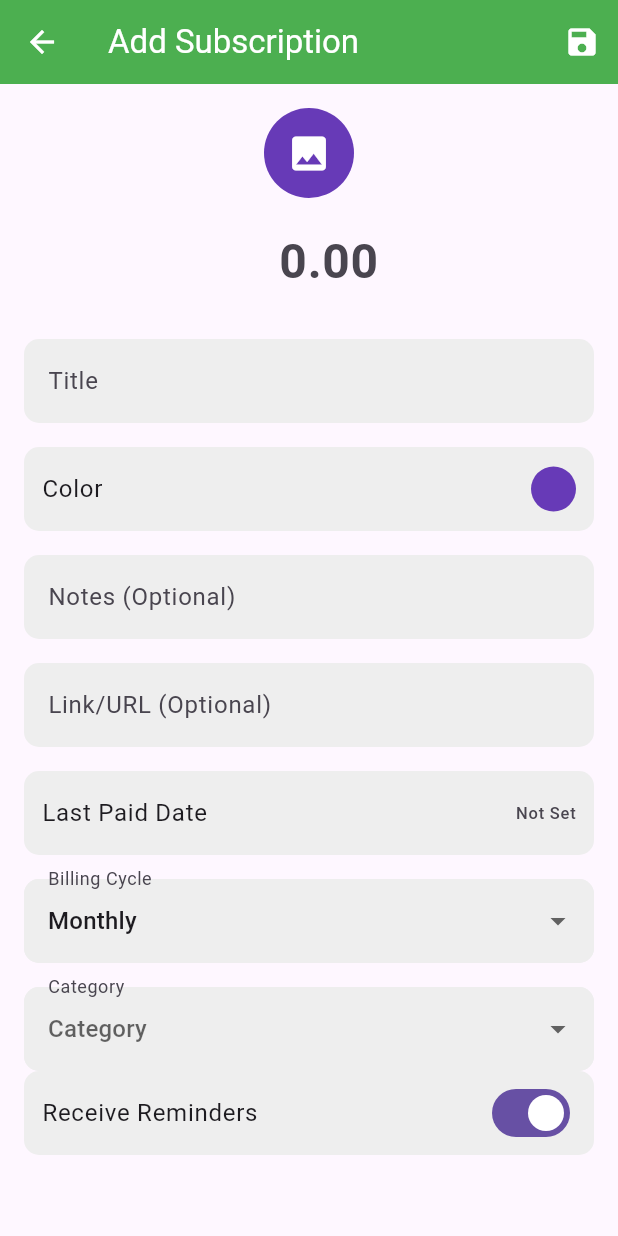
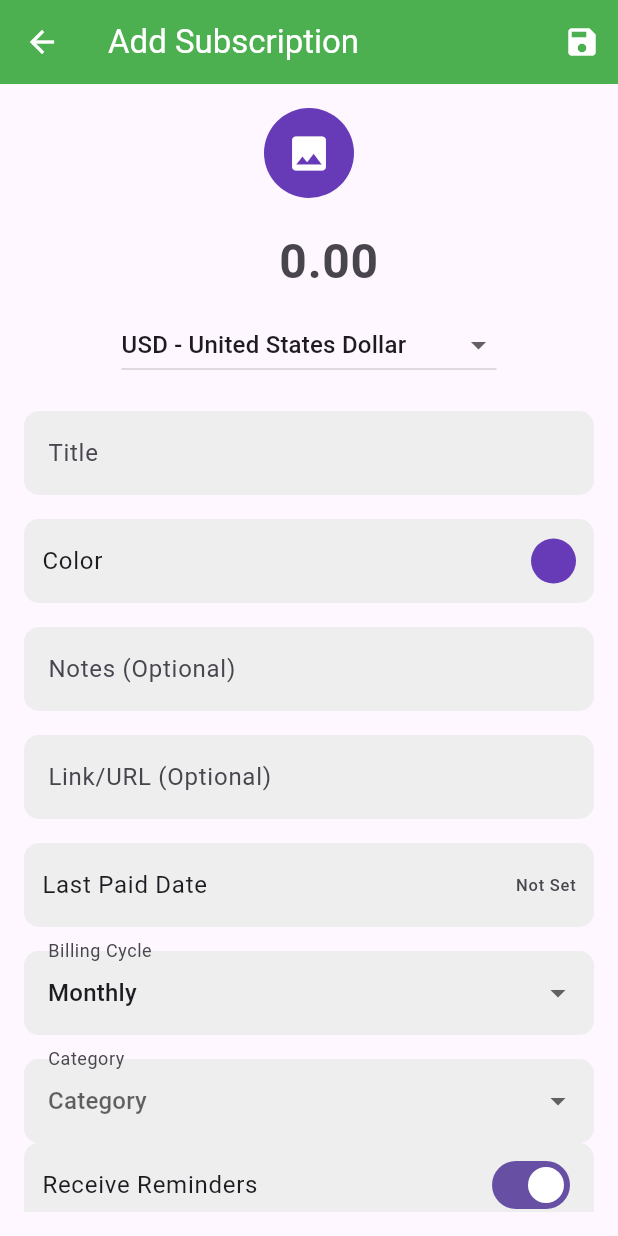
Before and after one commit to therokibul/subtracker, a Flutter app: the screen it shows after launch, after a tap on the "add" icon, on a phone screen of 412 x 824 dp. Run offline on Flutter 3.47's test engine with Material 3 defaults, Android fonts, the phone set to English and light mode, and no system bars; our stand-ins replace flutter_colorpicker, flutter_local_notifications, permission_handler, shared_preferences, timezone.

Commit message:
update currency helper, and enhance HomeScreen with currency symbol integration

```diff
--- a/lib/screens/add_subscribtion_screen.dart
+++ b/lib/screens/add_subscription_screen.dart
@@ -1,3 +1,4 @@
+
 import 'package:flutter/material.dart';
 import 'package:flutter_colorpicker/flutter_colorpicker.dart';
 import 'package:intl/intl.dart';
@@ -5,6 +6,7 @@ import 'package:provider/provider.dart';
 import '../models/subscription.dart';
 import '../providers/subscription_provider.dart';
 import '../services/notification_service.dart';
+import '../utils/currency_helper.dart';
 
 class AddSubscriptionScreen extends StatefulWidget {
   final Subscription? subscription;
@@ -29,7 +31,6 @@ class _AddSubscriptionScreenState extends State<AddSubscriptionScreen> {
   Color _selectedColor = Colors.deepPurple;
   bool _receiveReminders = true;
 
-  final List<String> _currencies = ['USD', 'EUR', 'GBP', 'JPY', 'CAD', 'AUD'];
   final List<String> _categories = [
     'Streaming',
     'Gaming',
@@ -153,7 +154,7 @@ class _AddSubscriptionScreenState extends State<AddSubscriptionScreen> {
         id: notificationId,
         title: 'Upcoming Payment: ${newSubscription.name}',
         body:
-            'Your payment of ${newSubscription.currency} ${newSubscription.amount.toStringAsFixed(2)} is due in 3 days.',
+            'Your payment of ${getCurrencySymbol(newSubscription.currency)} ${newSubscription.amount.toStringAsFixed(2)} is due in 3 days.',
         scheduledDate: nextPaymentDate.subtract(const Duration(days: 3)),
       );
     }
@@ -226,11 +227,31 @@ class _AddSubscriptionScreenState extends State<AddSubscriptionScreen> {
                       decoration: InputDecoration(
                         hintText: '0.00',
                         border: InputBorder.none,
-                        prefixText: '${_getCurrencySymbol(_selectedCurrency)} ',
+                        prefixText: '${getCurrencySymbol(_selectedCurrency)} ',
                         prefixStyle: const TextStyle(fontSize: 32, fontWeight: FontWeight.bold),
                       ),
                       keyboardType: const TextInputType.numberWithOptions(decimal: true),
                       validator: (value) => (value == null || double.tryParse(value) == null) ? 'Enter a valid amount' : null,
+                    ),
+                     SizedBox(
+                      width: 250, // Constrain the width of the dropdown
+                      child: DropdownButton<String>(
+                        isExpanded: true,
+                        value: _selectedCurrency,
+                        items: currencyNames.entries.map((entry) {
+                          return DropdownMenuItem<String>(
+                            value: entry.key,
+                            child: Text('${entry.key} - ${entry.value}', overflow: TextOverflow.ellipsis),
+                          );
+                        }).toList(),
+                        onChanged: (value) {
+                          if (value != null) {
+                            setState(() {
+                              _selectedCurrency = value;
+                            });
+                          }
+                        },
+                      ),
                     ),
                   ],
                 ),
@@ -368,14 +389,4 @@ class _AddSubscriptionScreenState extends State<AddSubscriptionScreen> {
       child: child,
     );
   }
-
-  String _getCurrencySymbol(String currencyCode) {
-    switch (currencyCode) {
-      case 'USD': return '\$';
-      case 'EUR': return '€';
-      case 'GBP': return '£';
-      case 'JPY': return '¥';
-      default: return currencyCode;
-    }
-  }
 }
--- a/lib/screens/home_screen.dart
+++ b/lib/screens/home_screen.dart
@@ -1,10 +1,10 @@
 import 'package:flutter/material.dart';
 import 'package:intl/intl.dart';
 import 'package:provider/provider.dart';
-import 'package:subtracker/screens/add_subscribtion_screen.dart';
-
 import '../models/subscription.dart';
 import '../providers/subscription_provider.dart';
+import '../utils/currency_helper.dart';
+import 'add_subscription_screen.dart';
 import 'settings_screen.dart';
 
 class HomeScreen extends StatelessWidget {
@@ -74,7 +74,6 @@ class HomeScreen extends StatelessWidget {
     );
   }
 
-  // Helper function to build the display card for a single subscription.
   Widget _buildSubscriptionCard(BuildContext context, Subscription sub) {
     return Dismissible(
       key: ValueKey(sub.id),
@@ -144,7 +143,7 @@ class HomeScreen extends StatelessWidget {
             crossAxisAlignment: CrossAxisAlignment.end,
             children: [
               Text(
-                '${sub.currency} ${sub.amount.toStringAsFixed(2)}',
+                '${getCurrencySymbol(sub.currency)} ${sub.amount.toStringAsFixed(2)}',
                 style: const TextStyle(
                   fontWeight: FontWeight.bold,
                   fontSize: 15,
@@ -157,7 +156,6 @@ class HomeScreen extends StatelessWidget {
             ],
           ),
           onTap: () {
-            // Navigate to the edit screen
             Navigator.of(context).push(
               MaterialPageRoute(
                 builder: (context) => AddSubscriptionScreen(subscription: sub),
--- /dev/null
+++ b/lib/utils/currency_helper.dart
@@ -0,0 +1,274 @@
+// A map of currency codes to their full names.
+const Map<String, String> currencyNames = {
+  'USD': 'United States Dollar',
+  'EUR': 'Euro',
+  'JPY': 'Japanese Yen',
+  'GBP': 'British Pound Sterling',
+  'AUD': 'Australian Dollar',
+  'CAD': 'Canadian Dollar',
+  'CHF': 'Swiss Franc',
+  'CNY': 'Chinese Yuan',
+  'SEK': 'Swedish Krona',
+  'NZD': 'New Zealand Dollar',
+  'MXN': 'Mexican Peso',
+  'SGD': 'Singapore Dollar',
+  'HKD': 'Hong Kong Dollar',
+  'NOK': 'Norwegian Krone',
+  'KRW': 'South Korean Won',
+  'TRY': 'Turkish Lira',
+  'RUB': 'Russian Ruble',
+  'INR': 'Indian Rupee',
+  'BRL': 'Brazilian Real',
+  'ZAR': 'South African Rand',
+  'AED': 'United Arab Emirates Dirham',
+  'AFN': 'Afghan Afghani',
+  'ALL': 'Albanian Lek',
+  'AMD': 'Armenian Dram',
+  'ANG': 'Netherlands Antillean Guilder',
+  'AOA': 'Angolan Kwanza',
+  'ARS': 'Argentine Peso',
+  'AWG': 'Aruban Florin',
+  'AZN': 'Azerbaijani Manat',
+  'BAM': 'Bosnia-Herzegovina Convertible Mark',
+  'BBD': 'Barbadian Dollar',
+  'BDT': 'Bangladeshi Taka',
+  'BGN': 'Bulgarian Lev',
+  'BHD': 'Bahraini Dinar',
+  'BIF': 'Burundian Franc',
+  'BMD': 'Bermudan Dollar',
+  'BND': 'Brunei Dollar',
+  'BOB': 'Bolivian Boliviano',
+  'BSD': 'Bahamian Dollar',
+  'BTN': 'Bhutanese Ngultrum',
+  'BWP': 'Botswanan Pula',
+  'BYN': 'Belarusian Ruble',
+  'BZD': 'Belize Dollar',
+  'CDF': 'Congolese Franc',
+  'CLP': 'Chilean Peso',
+  'COP': 'Colombian Peso',
+  'CRC': 'Costa Rican Colón',
+  'CUP': 'Cuban Peso',
+  'CVE': 'Cape Verdean Escudo',
+  'CZK': 'Czech Koruna',
+  'DJF': 'Djiboutian Franc',
+  'DKK': 'Danish Krone',
+  'DOP': 'Dominican Peso',
+  'DZD': 'Algerian Dinar',
+  'EGP': 'Egyptian Pound',
+  'ERN': 'Eritrean Nakfa',
+  'ETB': 'Ethiopian Birr',
+  'FJD': 'Fijian Dollar',
+  'FKP': 'Falkland Islands Pound',
+  'GEL': 'Georgian Lari',
+  'GGP': 'Guernsey Pound',
+  'GHS': 'Ghanaian Cedi',
+  'GIP': 'Gibraltar Pound',
+  'GMD': 'Gambian Dalasi',
+  'GNF': 'Guinean Franc',
+  'GTQ': 'Guatemalan Quetzal',
+  'GYD': 'Guyanaese Dollar',
+  'HNL': 'Honduran Lempira',
+  'HRK': 'Croatian Kuna',
+  'HTG': 'Haitian Gourde',
+  'HUF': 'Hungarian Forint',
+  'IDR': 'Indonesian Rupiah',
+  'ILS': 'Israeli New Shekel',
+  'IMP': 'Manx pound',
+  'IQD': 'Iraqi Dinar',
+  'IRR': 'Iranian Rial',
+  'ISK': 'Icelandic Króna',
+  'JEP': 'Jersey Pound',
+  'JMD': 'Jamaican Dollar',
+  'JOD': 'Jordanian Dinar',
+  'KES': 'Kenyan Shilling',
+  'KGS': 'Kyrgystani Som',
+  'KHR': 'Cambodian Riel',
+  'KMF': 'Comorian Franc',
+  'KPW': 'North Korean Won',
+  'KWD': 'Kuwaiti Dinar',
+  'KYD': 'Cayman Islands Dollar',
+  'KZT': 'Kazakhstani Tenge',
+  'LAK': 'Laotian Kip',
+  'LBP': 'Lebanese Pound',
+  'LKR': 'Sri Lankan Rupee',
+  'LRD': 'Liberian Dollar',
+  'LSL': 'Lesotho Loti',
+  'LYD': 'Libyan Dinar',
+  'MAD': 'Moroccan Dirham',
+  'MDL': 'Moldovan Leu',
+  'MGA': 'Malagasy Ariary',
+  'MKD': 'Macedonian Denar',
+  'MMK': 'Myanma Kyat',
+  'MNT': 'Mongolian Tugrik',
+  'MOP': 'Macanese Pataca',
+  'MRU': 'Mauritanian Ouguiya',
+  'MUR': 'Mauritian Rupee',
+  'MVR': 'Maldivian Rufiyaa',
+  'MWK': 'Malawian Kwacha',
+  'MYR': 'Malaysian Ringgit',
+  'MZN': 'Mozambican Metical',
+  'NAD': 'Namibian Dollar',
+  'NGN': 'Nigerian Naira',
+  'NIO': 'Nicaraguan Córdoba',
+  'NPR': 'Nepalese Rupee',
+  'OMR': 'Omani Rial',
+  'PAB': 'Panamanian Balboa',
+  'PEN': 'Peruvian Nuevo Sol',
+  'PGK': 'Papua New Guinean Kina',
+  'PHP': 'Philippine Peso',
+  'PKR': 'Pakistani Rupee',
+  'PLN': 'Polish Zloty',
+  'PYG': 'Paraguayan Guarani',
+  'QAR': 'Qatari Rial',
+  'RON': 'Romanian Leu',
+  'RSD': 'Serbian Dinar',
+  'RWF': 'Rwandan Franc',
+  'SAR': 'Saudi Riyal',
+  'SBD': 'Solomon Islands Dollar',
+  'SCR': 'Seychellois Rupee',
+  'SDG': 'Sudanese Pound',
+  'SHP': 'Saint Helena Pound',
+  'SLL': 'Sierra Leonean Leone',
+  'SOS': 'Somali Shilling',
+  'SRD': 'Surinamese Dollar',
+  'SSP': 'South Sudanese Pound',
+  'STD': 'São Tomé and Príncipe Dobra',
+  'SYP': 'Syrian Pound',
+  'SZL': 'Swazi Lilangeni',
+  'THB': 'Thai Baht',
+  'TJS': 'Tajikistani Somoni',
+  'TMT': 'Turkmenistani Manat',
+  'TND': 'Tunisian Dinar',
+  'TOP': 'Tongan Paʻanga',
+  'TTD': 'Trinidad and Tobago Dollar',
+  'TWD': 'New Taiwan Dollar',
+  'TZS': 'Tanzanian Shilling',
+  'UAH': 'Ukrainian Hryvnia',
+  'UGX': 'Ugandan Shilling',
+  'UYU': 'Uruguayan Peso',
+  'UZS': 'Uzbekistan Som',
+  'VES': 'Venezuelan Bolívar',
+  'VND': 'Vietnamese Dong',
+  'VUV': 'Vanuatu Vatu',
+  'WST': 'Samoan Tala',
+  'XAF': 'CFA Franc BEAC',
+  'XCD': 'East Caribbean Dollar',
+  'XDR': 'Special Drawing Rights',
+  'XOF': 'CFA Franc BCEAO',
+  'XPF': 'CFP Franc',
+  'YER': 'Yemeni Rial',
+  'ZMW': 'Zambian Kwacha',
+  'ZWL': 'Zimbabwean Dollar',
+  'BTC': 'Bitcoin',
+  'ETH': 'Ethereum',
+  'LTC': 'Litecoin',
+  'XRP': 'Ripple',
+  'BCH': 'Bitcoin Cash',
+  'USDT': 'Tether',
+  'USDC': 'USD Coin',
+  'DAI': 'Dai',
+  'BNB': 'Binance Coin',
+  'SOL': 'Solana',
+  'ADA': 'Cardano',
+  'DOT': 'Polkadot',
+  'AVAX': 'Avalanche',
+  'SHIB': 'Shiba Inu',
+  'MATIC': 'Polygon',
+  'TRX': 'Tron',
+  'ETC': 'Ethereum Classic',
+
+};
+
+// Returns the currency symbol for a given currency code.
+String getCurrencySymbol(String currencyCode) {
+  switch (currencyCode) {
+    case 'USD': return '\$';
+    case 'EUR': return '€';
+    case 'JPY': return '¥';
+    case 'GBP': return '£';
+    case 'AUD': return '\$';
+    case 'CAD': return '\$';
+    case 'CHF': return 'CHF';
+    case 'CNY': return '¥';
+    case 'SEK': return 'kr';
+    case 'NZD': return '\$';
+    case 'INR': return '₹';
+    case 'BRL': return 'R\$';
+    case 'RUB': return '₽';
+    case 'ZAR': return 'R';
+    case 'KRW': return '₩';
+    case 'TRY': return '₺';
+    case 'NGN': return '₦';
+    case 'PHP': return '₱';
+    case 'THB': return '฿';
+    case 'VND': return '₫';
+    case 'ILS': return '₪';
+    case 'EGP': return '£';
+    case 'SAR': return '﷼';
+    case 'AED': return 'د.إ';
+    case 'KWD': return 'د.ك';
+    case 'QAR': return 'ر.ق';
+    case 'OMR': return 'ر.ع.';
+    case 'BDT': return '৳';
+    case 'PKR': return '₨';
+    case 'LKR': return '₨';
+    case 'GHS': return '₵';
+    case 'XAF': return 'FCFA';
+    case 'XOF': return 'CFA';
+    case 'XPF': return 'CFP';
+    case 'HUF': return 'Ft';
+    case 'CZK': return 'Kč';
+    case 'PLN': return 'zł';
+    case 'DKK': return 'kr';
+    case 'NOK': return 'kr';
+    case 'HRK': return 'kn';
+    case 'RON': return 'lei';
+    case 'BGN': return 'лв';
+    case 'UAH': return '₴';
+    case 'BYN': return 'Br';
+    case 'KZT': return '₸';
+    case 'GEL': return '₾';
+    case 'AMD': return '֏';
+    case 'AZN': return '₼';
+    case 'MKD': return 'ден';
+    case 'ALL': return 'L';
+    case 'MDL': return 'L';
+    case 'TJS': return 'ЅМ';
+    case 'AFN': return '؋';
+    case 'IQD': return 'ع.د';
+    case 'SYP': return '£';
+    case 'LBP': return '£';
+    case 'JOD': return 'د.ا';
+    case 'DZD': return 'دج';
+    case 'MAD': return 'د.م.';
+    case 'TND': return 'د.ت';
+    case 'LYD': return 'ل.د';
+    case 'MUR': return '₨';
+    case 'MVR': return 'ރ.';
+    case 'MZN': return 'MTn';
+    case 'ZMW': return 'ZK';
+    case 'XAU': return 'Au';
+    case 'XAG': return 'Ag';
+    case 'XPT': return 'Pt';
+    case 'XPD': return 'Pd';
+    case 'BTC': return '₿';
+    case 'ETH': return 'Ξ';
+    case 'LTC': return 'Ł';
+    case 'XRP': return 'Ʀ';
+    case 'BCH': return 'Ƀ';
+    case 'USDT': return '₮';
+    case 'USDC': return '\$';
+    case 'DAI': return 'Đ';
+    case 'BNB': return 'ⓑ';
+    case 'SOL': return '◎';
+    case 'ADA': return '₳';
+    case 'DOT': return '●';
+    case 'AVAX': return 'A';
+    case 'SHIB': return '𐑖';
+    case 'MATIC': return 'M';
+    case 'TRX': return 'T';
+    case 'ETC': return 'Ξ';
+
+    default: return currencyCode;
+  }
+}
```
